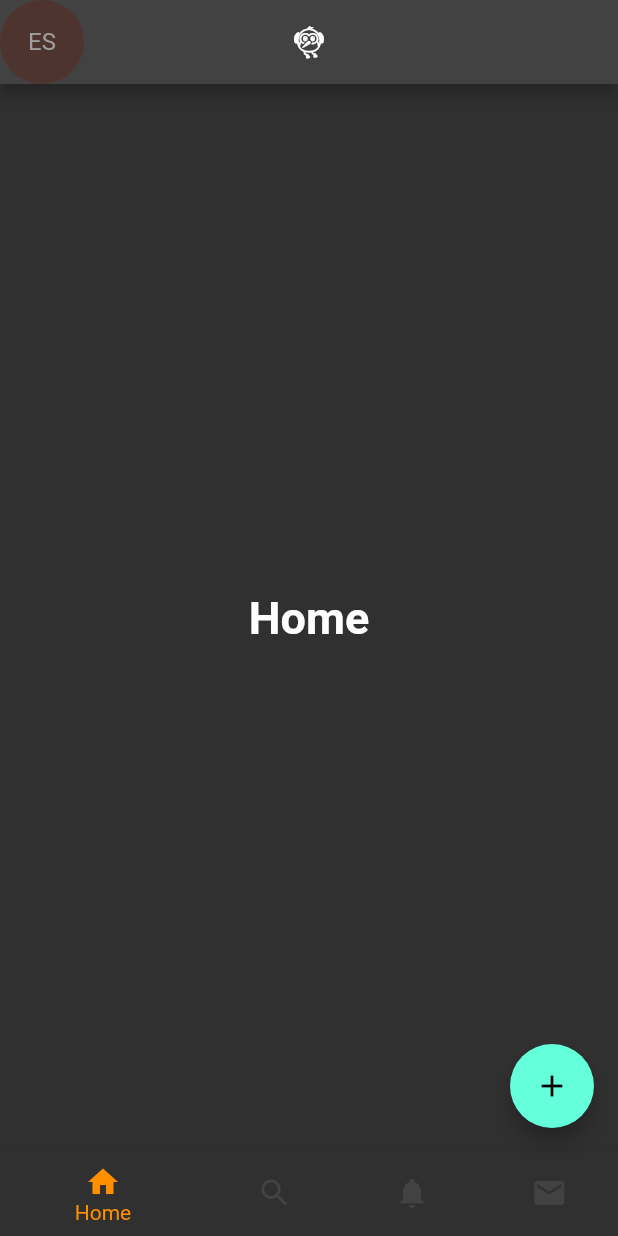
After one commit to shorebirdtech/twutter, a Flutter app: the screen it shows after launch, on a phone screen of 412 x 824 dp. The commit adds this screen. Run offline on Flutter 3.47's test engine with Material 2 defaults, Android fonts, the phone set to English and light mode, and no system bars.

Commit message:
Remove extra files/platforms
Also refactored app/navigation into separate files.

```diff
--- /dev/null
+++ b/lib/src/app.dart
@@ -0,0 +1,16 @@
+import 'package:flutter/material.dart';
+
+import 'navigation.dart';
+
+class TwutterApp extends StatelessWidget {
+  const TwutterApp({super.key});
+
+  @override
+  Widget build(BuildContext context) {
+    return MaterialApp(
+      title: 'Twutter',
+      theme: ThemeData.dark(),
+      home: const RootNavigation(),
+    );
+  }
+}
--- /dev/null
+++ b/lib/src/navigation.dart
@@ -0,0 +1,83 @@
+import 'package:flutter/material.dart';
+
+class RootNavigation extends StatefulWidget {
+  const RootNavigation({super.key});
+
+  @override
+  State<RootNavigation> createState() => _RootNavigationState();
+}
+
+class _RootNavigationState extends State<RootNavigation> {
+  int _selectedIndex = 0;
+  static const TextStyle optionStyle =
+      TextStyle(fontSize: 30, fontWeight: FontWeight.bold);
+  static const List<Widget> _widgetOptions = <Widget>[
+    Text(
+      'Home',
+      style: optionStyle,
+    ),
+    Text(
+      'Search',
+      style: optionStyle,
+    ),
+    Text(
+      'Notifications',
+      style: optionStyle,
+    ),
+    Text(
+      'Messages',
+      style: optionStyle,
+    ),
+  ];
+
+  void _onItemTapped(int index) {
+    setState(() {
+      _selectedIndex = index;
+    });
+  }
+
+  @override
+  Widget build(BuildContext context) {
+    return Scaffold(
+      appBar: AppBar(
+        leading: CircleAvatar(
+          backgroundColor: Colors.brown.shade800,
+          child: const Text('ES'),
+        ),
+        title: const Icon(Icons.flutter_dash),
+        centerTitle: true,
+      ),
+      body: Center(
+        child: _widgetOptions.elementAt(_selectedIndex),
+      ),
+      floatingActionButton: FloatingActionButton(
+        onPressed: () {},
+        tooltip: 'Compose',
+        child: const Icon(Icons.add),
+      ),
+      bottomNavigationBar: BottomNavigationBar(
+        items: const <BottomNavigationBarItem>[
+          BottomNavigationBarItem(
+            icon: Icon(Icons.home),
+            label: 'Home',
+          ),
+          BottomNavigationBarItem(
+            icon: Icon(Icons.search),
+            label: 'Search',
+          ),
+          BottomNavigationBarItem(
+            icon: Icon(Icons.notifications),
+            label: 'Notifications',
+          ),
+          BottomNavigationBarItem(
+            icon: Icon(Icons.mail),
+            label: 'Messages',
+          ),
+        ],
+        currentIndex: _selectedIndex,
+        selectedItemColor: Colors.amber[800],
+        onTap: _onItemTapped,
+      ),
+    );
+  }
+}
```
Also changed, not shown: analysis_options.yaml (+0 -22 lines), lib/main.dart (+3 -96 lines), 97 other files.
